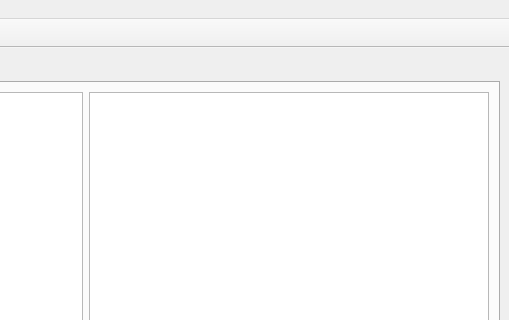
janiko71/duplicates-walk, file ui/mainwindow.ui: the form before one commit; both pictures show x 306 to 815 and y 0 to 320 of the 815 by 531 pixel window.
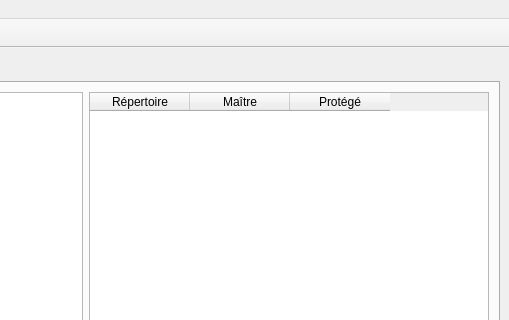
The form after the commit.

Commit message: ui améliorée

```diff
--- a/ui/mainwindow.ui
+++ b/ui/mainwindow.ui
@@ -111,7 +111,7 @@
          </widget>
         </item>
         <item>
-         <widget class="QListWidget" name="listWidget_selected_directories">
+         <widget class="QTableWidget" name="tableWidget_selected_directories">
           <property name="sizePolicy">
            <sizepolicy hsizetype="Expanding" vsizetype="Expanding">
             <horstretch>0</horstretch>
@@ -130,15 +130,24 @@
           <property name="defaultDropAction">
            <enum>Qt::IgnoreAction</enum>
           </property>
-          <property name="movement">
-           <enum>QListView::Static</enum>
-          </property>
-          <property name="resizeMode">
-           <enum>QListView::Adjust</enum>
-          </property>
           <property name="sortingEnabled">
            <bool>true</bool>
           </property>
+          <column>
+           <property name="text">
+            <string>Répertoire</string>
+           </property>
+          </column>
+          <column>
+           <property name="text">
+            <string>Maître</string>
+           </property>
+          </column>
+          <column>
+           <property name="text">
+            <string>Protégé</string>
+           </property>
+          </column>
          </widget>
         </item>
        </layout>
```
The commit also changes 2 other files.
